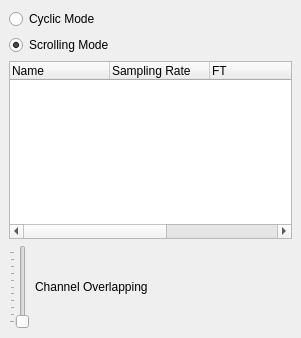
First picture: the form in src/config_widget/signal_info_dock_widget.ui, repository tools4BCI/TiA-Scope, before the edit.
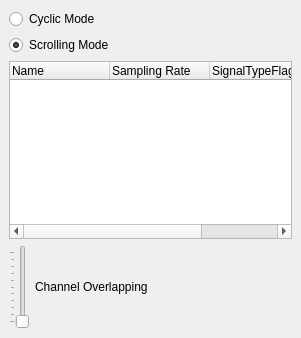
Second picture: the form after the edit.

```diff
--- a/src/config_widget/signal_info_dock_widget.ui
+++ b/src/config_widget/signal_info_dock_widget.ui
@@ -53,11 +53,6 @@
         <string>Sampling Rate</string>
        </property>
       </column>
-      <column>
-       <property name="text">
-        <string>FT</string>
-       </property>
-      </column>
       <column>
        <property name="text">
         <string notr="true">SignalTypeFlag</string>
```
